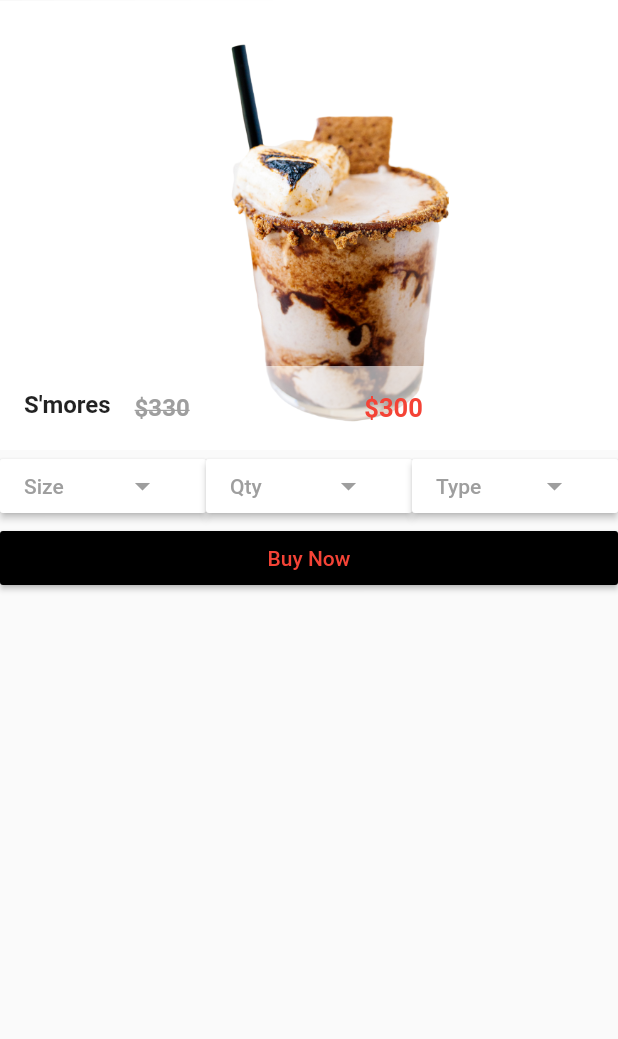
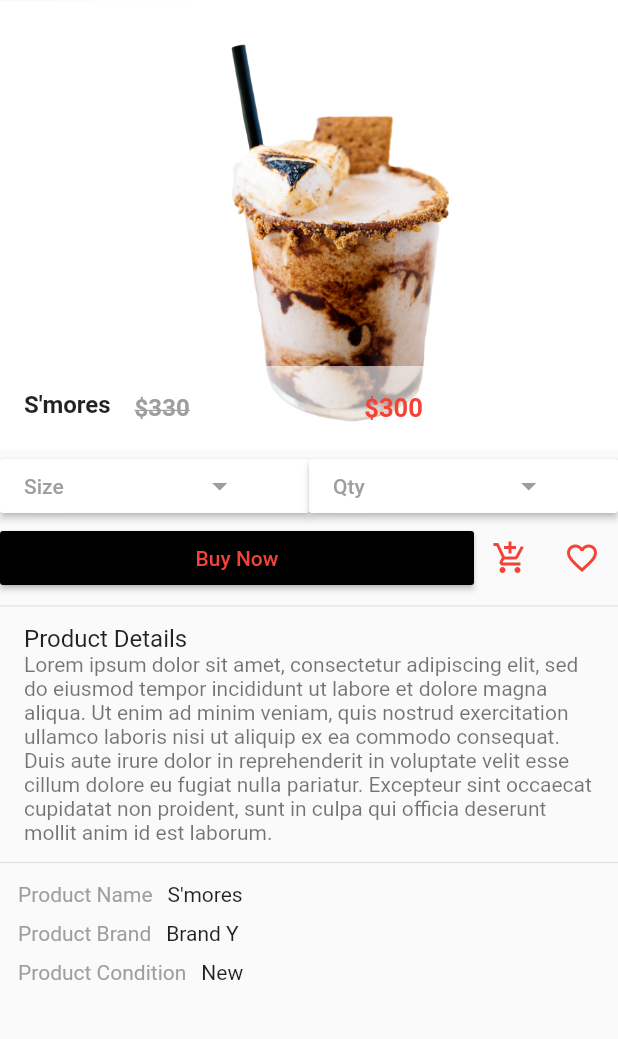
Before and after one commit to enjuguna-zz/flutter-ecommerce-app, a Flutter app: the screen it shows after launch, after a tap on "S'mores", on a phone screen of 412 x 824 dp, the part 84-1123 px from its top. Run offline on Flutter 3.47's test engine with Material 2 defaults, Android fonts, the phone set to English and light mode, and no system bars; our stand-ins replace carousel_pro.

Commit message:
Added product description details

```diff
--- a/lib/components/products.dart
+++ b/lib/components/products.dart
@@ -10,7 +10,7 @@ class Products extends StatefulWidget {
 class _ProductsState extends State<Products> {
   var product_list = [
     {
-      "name": "Cherry-Vanilla",
+      "name": "Vanilla",
       "picture": "images/Products/cherry-vanilla.jpg",
       "price": 300,
       "old_price": 330,
--- a/lib/pages/product_details.dart
+++ b/lib/pages/product_details.dart
@@ -1,4 +1,5 @@
 import 'package:flutter/material.dart';
+
 class ProductDetails extends StatefulWidget {
   final product_detail_name;
   final product_detail_new_price;
@@ -11,6 +12,7 @@ class ProductDetails extends StatefulWidget {
     this.product_detail_old_price,
     this.product_detail_picture,
   });
+
   @override
   _ProductDetailsState createState() => _ProductDetailsState();
 }
@@ -19,9 +21,12 @@ class _ProductDetailsState extends State<ProductDetails> {
   @override
   Widget build(BuildContext context) {
     return Scaffold(
-      appBar:  new AppBar(
+      appBar: new AppBar(
         elevation: 0.1,
-        title: Text('Bubble', style: TextStyle(color: Colors.red),),
+        title: Text(
+          'Bubble',
+          style: TextStyle(color: Colors.red),
+        ),
         backgroundColor: Colors.black,
         actions: <Widget>[
           new IconButton(
@@ -38,12 +43,11 @@ class _ProductDetailsState extends State<ProductDetails> {
               onPressed: () {})
         ],
       ),
-
       body: new ListView(
         children: <Widget>[
           new Container(
             height: 300.0,
-            child:  GridTile(
+            child: GridTile(
               child: Container(
                 color: Colors.white,
                 child: Image.asset(widget.product_detail_picture),
@@ -51,39 +55,61 @@ class _ProductDetailsState extends State<ProductDetails> {
               footer: new Container(
                 color: Colors.white60,
                 child: ListTile(
-                  leading: new Text(widget.product_detail_name,
-                 style: TextStyle(fontWeight: FontWeight.bold, fontSize: 16.0),
+                  leading: new Text(
+                    widget.product_detail_name,
+                    style:
+                        TextStyle(fontWeight: FontWeight.bold, fontSize: 16.0),
                   ),
                   title: new Row(
                     children: <Widget>[
-
                       Expanded(
-                        child: new Text("\$${widget.product_detail_old_price}",
-                        style: TextStyle(color: Colors.grey, decoration: TextDecoration.lineThrough, fontWeight: FontWeight.bold),
+                        child: new Text(
+                          "\$${widget.product_detail_old_price}",
+                          style: TextStyle(
+                              color: Colors.grey,
+                              decoration: TextDecoration.lineThrough,
+                              fontWeight: FontWeight.bold),
                         ),
-
                       ),
                       Expanded(
-                        child: new Text("\$${widget.product_detail_new_price}",
-                        style: TextStyle(fontWeight: FontWeight.bold, fontSize: 17.0, color: Colors.red),
+                        child: new Text(
+                          "\$${widget.product_detail_new_price}",
+                          style: TextStyle(
+                              fontWeight: FontWeight.bold,
+                              fontSize: 17.0,
+                              color: Colors.red),
                         ),
                       ),
                     ],
                   ),
                 ),
               ),
-
             ),
           ),
-
-
           Row(
             children: <Widget>[
-
-              //==============================The First Buttons========================
+              //==============================The First Row Buttons========================
+              //==============================The Size Button========================
               Expanded(
                 child: MaterialButton(
-                    onPressed: (){},
+                  onPressed: () {
+                    showDialog(
+                        context: context,
+                        builder: (context) {
+                          return new AlertDialog(
+                            title: new Text("Size"),
+                            content: new Text("Choose the Size"),
+                            actions: <Widget>[
+                              new MaterialButton(
+                                onPressed: () {
+                                  Navigator.of(context).pop(context);
+                                },
+                                child: new Text("Close"),
+                              )
+                            ],
+                          );
+                        });
+                  },
                   color: Colors.white,
                   textColor: Colors.grey,
                   child: Row(
@@ -99,10 +125,27 @@ class _ProductDetailsState extends State<ProductDetails> {
                 ),
               ),
 
-              //The QTY Button
+              //==============================The Quantity Button========================
               Expanded(
                 child: MaterialButton(
-                  onPressed: (){},
+                  onPressed: () {
+                    showDialog(
+                        context: context,
+                        builder: (context) {
+                          return new AlertDialog(
+                            title: new Text("Quantity"),
+                            content: new Text("Choose the Quantity"),
+                            actions: <Widget>[
+                              new MaterialButton(
+                                onPressed: () {
+                                  Navigator.of(context).pop(context);
+                                },
+                                child: new Text("Close"),
+                              ),
+                            ],
+                          );
+                        });
+                  },
                   color: Colors.white,
                   textColor: Colors.grey,
                   child: Row(
@@ -118,55 +161,75 @@ class _ProductDetailsState extends State<ProductDetails> {
                 ),
               ),
               //The Type Button
-              Expanded(
-                child: MaterialButton(
-                  onPressed: (){},
-                  color: Colors.white,
-                  textColor: Colors.grey,
-                  child: Row(
-                    children: <Widget>[
-                      Expanded(
-                        child: new Text("Type"),
-                      ),
-                      Expanded(
-                        child: new Icon(Icons.arrow_drop_down),
-                      ),
-                    ],
-                  ),
-
-
-                ),
-              ),
-
-
-
             ],
           ),
           Row(
             children: <Widget>[
-
-              //==============================The Second Buttons========================
+              //==============================The Buy now Button========================
               Expanded(
                 child: MaterialButton(
-
-                  onPressed: (){},
+                  onPressed: () {},
                   color: Colors.black,
                   textColor: Colors.red,
                   elevation: 1.6,
                   child: new Text("Buy Now"),
                 ),
               ),
-
-              //==============================The Size Buttons========================
-
-
-
-
+//==============================The Icons after the buy now ========================
+              new IconButton(
+                  icon: Icon(
+                    Icons.add_shopping_cart,
+                    color: Colors.red,
+                  ),
+                  onPressed: () {}),
+              new IconButton(
+                  icon: Icon(
+                    Icons.favorite_border,
+                    color: Colors.red,
+                  ),
+                  onPressed: () {}),
             ],
           ),
+          Divider(),
+          new ListTile(
+            title: new Text("Product Details"),
+            subtitle: new Text("Lorem ipsum dolor sit amet, consectetur adipiscing elit, sed do eiusmod tempor incididunt ut labore et dolore magna aliqua. Ut enim ad minim veniam, quis nostrud exercitation ullamco laboris nisi ut aliquip ex ea commodo consequat. Duis aute irure dolor in reprehenderit in voluptate velit esse cillum dolore eu fugiat nulla pariatur. Excepteur sint occaecat cupidatat non proident, sunt in culpa qui officia deserunt mollit anim id est laborum."),
 
+          ),
+          Divider(),
+          new Row(
+            children: <Widget>[
+              Padding(padding: const EdgeInsets.fromLTRB(12.0, 5.0, 5.0, 5.0),
+              child: new Text("Product Name", style: TextStyle(color: Colors.grey),),
+              ),
+              Padding(padding: EdgeInsets.all(5.0),
+              child: new Text(widget.product_detail_name),
+              ),
+            ],
+          ),
+          new Row(
+            children: <Widget>[
+              Padding(padding: const EdgeInsets.fromLTRB(12.0, 5.0, 5.0, 5.0),
+                child: new Text("Product Brand", style: TextStyle(color: Colors.grey),),
 
-
+                //Remember to create a product brand
+              ),
+              Padding(padding: EdgeInsets.all(5.0),
+                child: new Text("Brand Y"),
+              ),
+            ],
+          ),
+          new Row(
+            children: <Widget>[
+              Padding(padding: const EdgeInsets.fromLTRB(12.0, 5.0, 5.0, 5.0),
+                child: new Text("Product Condition", style: TextStyle(color: Colors.grey),),
+                //Remember to add the product condition
+              ),
+              Padding(padding: EdgeInsets.all(5.0),
+                child: new Text("New"),
+              )
+            ],
+          ),
         ],
       ),
     );
```
Lines whose indentation alone changed are shown as unchanged.
